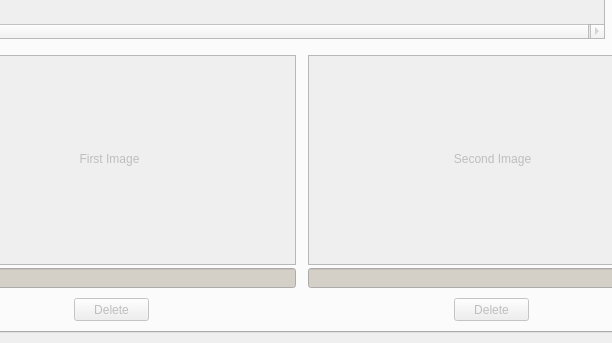
Qt form qtui/ImgMatchUI.ui (akirov/ImgMatch) before a commit; both pictures show x 98 to 710 and y 197 to 540 of the 800 by 540 pixel window.
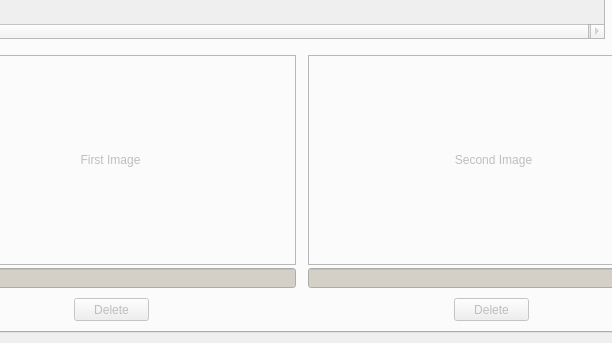
The same form after that commit. The open tabs and pages were chosen to show the change.

Commit message: Removed scroll area for images display. Updating number of results by sending a signal.

What changed in the file:
```diff
--- a/qtui/ImgMatchUI.ui
+++ b/qtui/ImgMatchUI.ui
@@ -840,96 +840,6 @@
        <bool>true</bool>
       </property>
      </widget>
-     <widget class="QScrollArea" name="saViewImg1">
-      <property name="geometry">
-       <rect>
-        <x>11</x>
-        <y>197</y>
-        <width>371</width>
-        <height>210</height>
-       </rect>
-      </property>
-      <property name="widgetResizable">
-       <bool>true</bool>
-      </property>
-      <widget class="QWidget" name="scrollAreaWidgetContents">
-       <property name="geometry">
-        <rect>
-         <x>0</x>
-         <y>0</y>
-         <width>367</width>
-         <height>206</height>
-        </rect>
-       </property>
-       <widget class="QLabel" name="qlImgLabel1">
-        <property name="geometry">
-         <rect>
-          <x>0</x>
-          <y>0</y>
-          <width>367</width>
-          <height>206</height>
-         </rect>
-        </property>
-        <property name="sizePolicy">
-         <sizepolicy hsizetype="Ignored" vsizetype="Ignored">
-          <horstretch>0</horstretch>
-          <verstretch>0</verstretch>
-         </sizepolicy>
-        </property>
-        <property name="text">
-         <string>First Image</string>
-        </property>
-        <property name="alignment">
-         <set>Qt::AlignCenter</set>
-        </property>
-       </widget>
-      </widget>
-     </widget>
-     <widget class="QScrollArea" name="saViewImg2">
-      <property name="geometry">
-       <rect>
-        <x>394</x>
-        <y>197</y>
-        <width>371</width>
-        <height>210</height>
-       </rect>
-      </property>
-      <property name="widgetResizable">
-       <bool>true</bool>
-      </property>
-      <widget class="QWidget" name="scrollAreaWidgetContents_2">
-       <property name="geometry">
-        <rect>
-         <x>0</x>
-         <y>0</y>
-         <width>367</width>
-         <height>206</height>
-        </rect>
-       </property>
-       <widget class="QLabel" name="qlImgLabel2">
-        <property name="geometry">
-         <rect>
-          <x>0</x>
-          <y>0</y>
-          <width>367</width>
-          <height>206</height>
-         </rect>
-        </property>
-        <property name="sizePolicy">
-         <sizepolicy hsizetype="Ignored" vsizetype="Ignored">
-          <horstretch>0</horstretch>
-          <verstretch>0</verstretch>
-         </sizepolicy>
-        </property>
-        <property name="text">
-         <string>Second Image</string>
-        </property>
-        <property name="alignment">
-         <set>Qt::AlignCenter</set>
-        </property>
-       </widget>
-      </widget>
-     </widget>
      <widget class="QTableWidget" name="twDupsTable">
       <property name="geometry">
        <rect>
@@ -1037,6 +947,50 @@
        <string>Total Results</string>
       </property>
      </widget>
+     <widget class="QLabel" name="qlImgLabel2">
+      <property name="geometry">
+       <rect>
+        <x>394</x>
+        <y>197</y>
+        <width>371</width>
+        <height>210</height>
+       </rect>
+      </property>
+      <property name="frameShape">
+       <enum>QFrame::StyledPanel</enum>
+      </property>
+      <property name="frameShadow">
+       <enum>QFrame::Sunken</enum>
+      </property>
+      <property name="text">
+       <string>Second Image</string>
+      </property>
+      <property name="alignment">
+       <set>Qt::AlignCenter</set>
+      </property>
+     </widget>
+     <widget class="QLabel" name="qlImgLabel1">
+      <property name="geometry">
+       <rect>
+        <x>11</x>
+        <y>197</y>
+        <width>371</width>
+        <height>210</height>
+       </rect>
+      </property>
+      <property name="frameShape">
+       <enum>QFrame::StyledPanel</enum>
+      </property>
+      <property name="frameShadow">
+       <enum>QFrame::Sunken</enum>
+      </property>
+      <property name="text">
+       <string>First Image</string>
+      </property>
+      <property name="alignment">
+       <set>Qt::AlignCenter</set>
+      </property>
+     </widget>
     </widget>
    </widget>
   </widget>
```
The commit also changes 2 other files.
